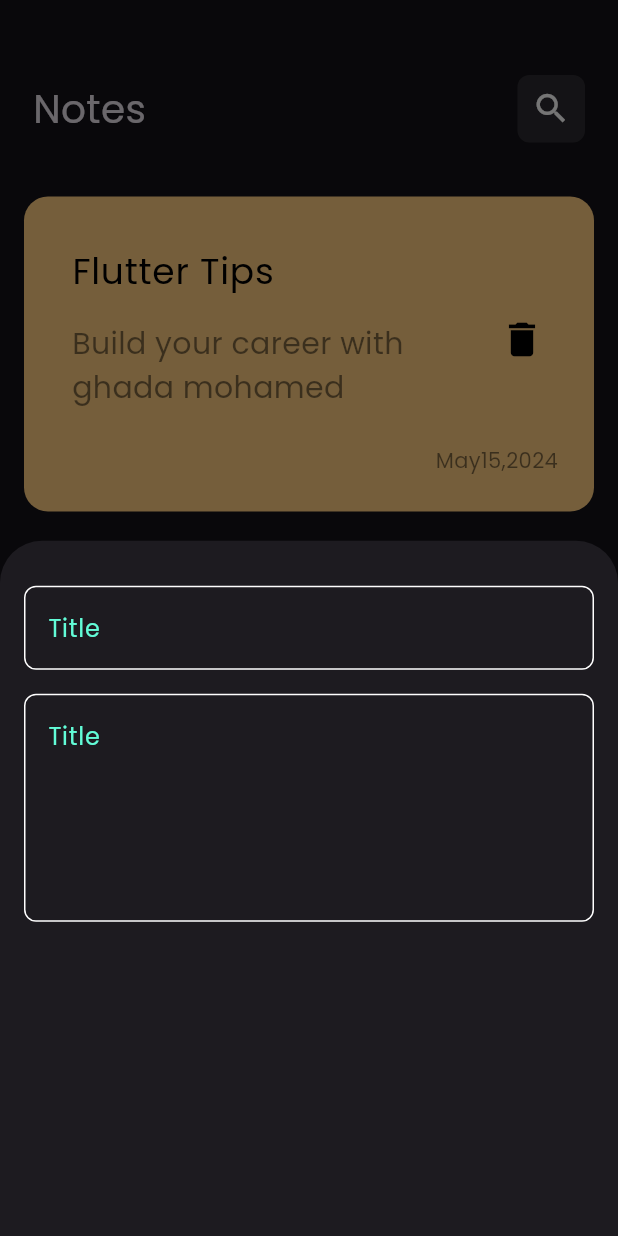
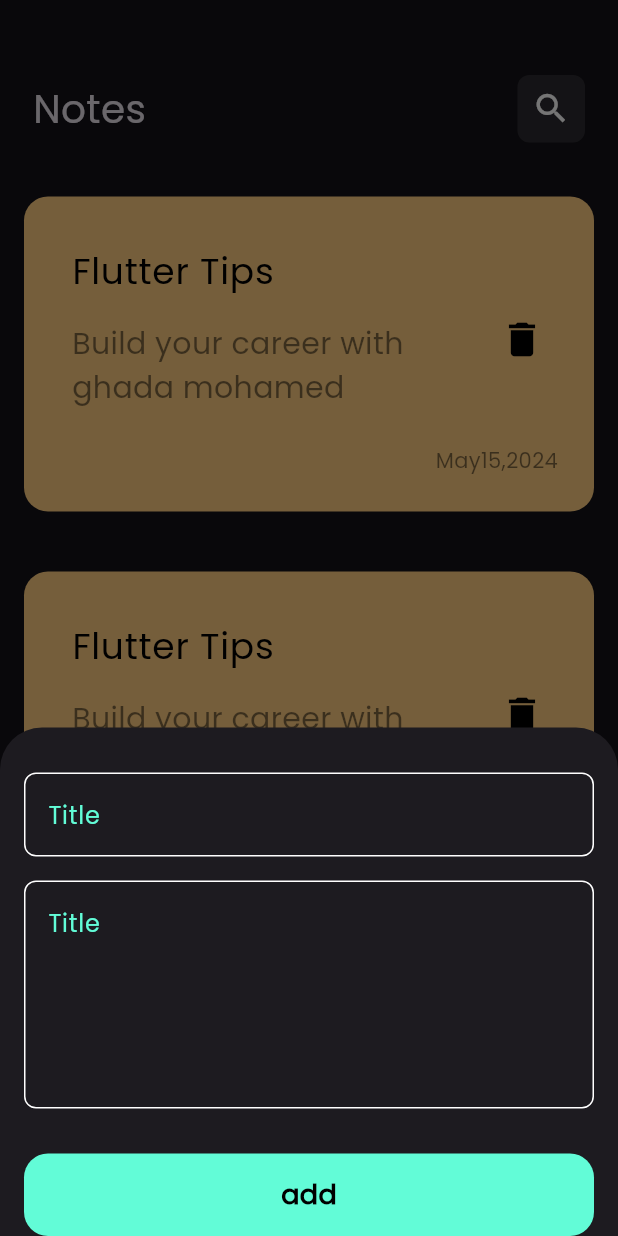
Before and after one commit to Ghada-Mohamed-Khalaf/notes_app, a Flutter app: the screen it shows after launch, after a tap on the "add" icon, on a phone screen of 412 x 824 dp. Run offline on Flutter 3.47's test engine with Material 3 defaults, Android fonts, the phone set to English and light mode, and no system bars.

Commit message:
finsh note bottom sheet

```diff
--- /dev/null
+++ b/lib/views/widgets/custom_button.dart
@@ -0,0 +1,21 @@
+import 'package:flutter/material.dart';
+import 'package:notes_app/views/widgets/constant.dart';
+
+class CustomBotton extends StatelessWidget {
+  const CustomBotton({super.key});
+
+  @override
+  Widget build(BuildContext context) {
+    return  Container(
+      width:MediaQuery.of(context).size.width,
+      height: 55,
+      decoration: BoxDecoration(
+        color: KPrimaryColor,
+        borderRadius: BorderRadius.circular(16),
+      ),
+      child: const Center(child: Text("add",style: TextStyle(color: Colors.black,fontSize: 18,fontWeight: FontWeight.bold),)),
+
+
+    );
+  }
+}
--- a/lib/views/widgets/note_bottom_sheet.dart
+++ b/lib/views/widgets/note_bottom_sheet.dart
@@ -1,4 +1,5 @@
 import 'package:flutter/material.dart';
+import 'package:notes_app/views/widgets/custom_button.dart';
 import 'package:notes_app/views/widgets/custom_text_field.dart';
 
 class AddNoteBottomSheet extends StatelessWidget {
@@ -8,15 +9,21 @@ class AddNoteBottomSheet extends StatelessWidget {
   Widget build(BuildContext context) {
     return  const Padding(
       padding: EdgeInsets.symmetric(horizontal: 16),
+        child: SingleChildScrollView(
           child: Column(
             children: [
               SizedBox(height: 30,),
               CustomTextField(hint: 'title',),
               SizedBox(height: 16,),
               CustomTextField(hint: 'content',maxLines: 5,),
+              SizedBox(height: 30,),
+
+              CustomBotton(),
 
             ],
           ),
+        ),
+
     );
 
 
```
Lines whose indentation alone changed are shown as unchanged.
